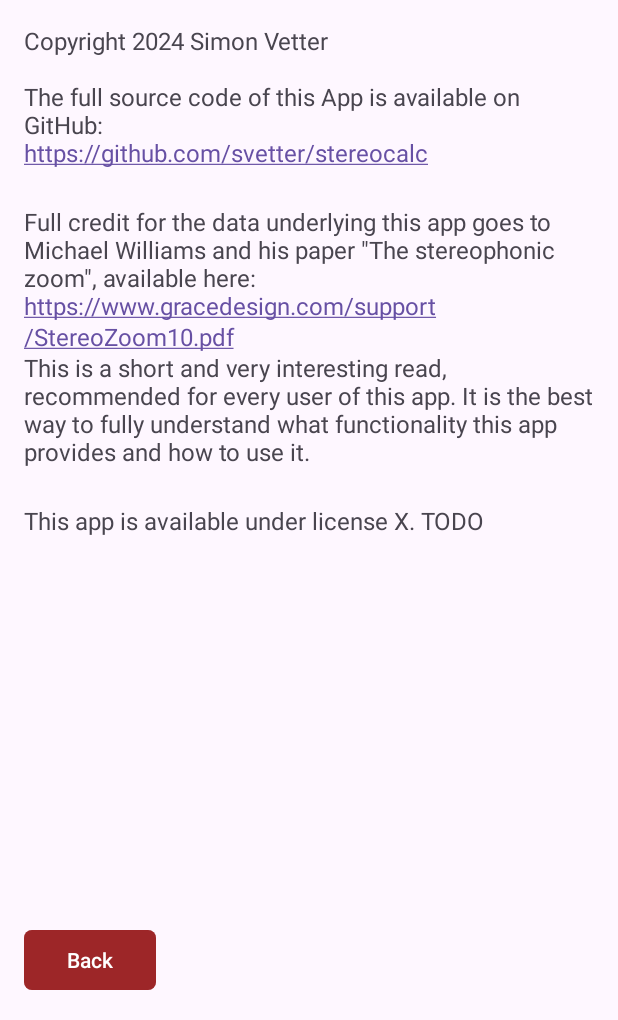
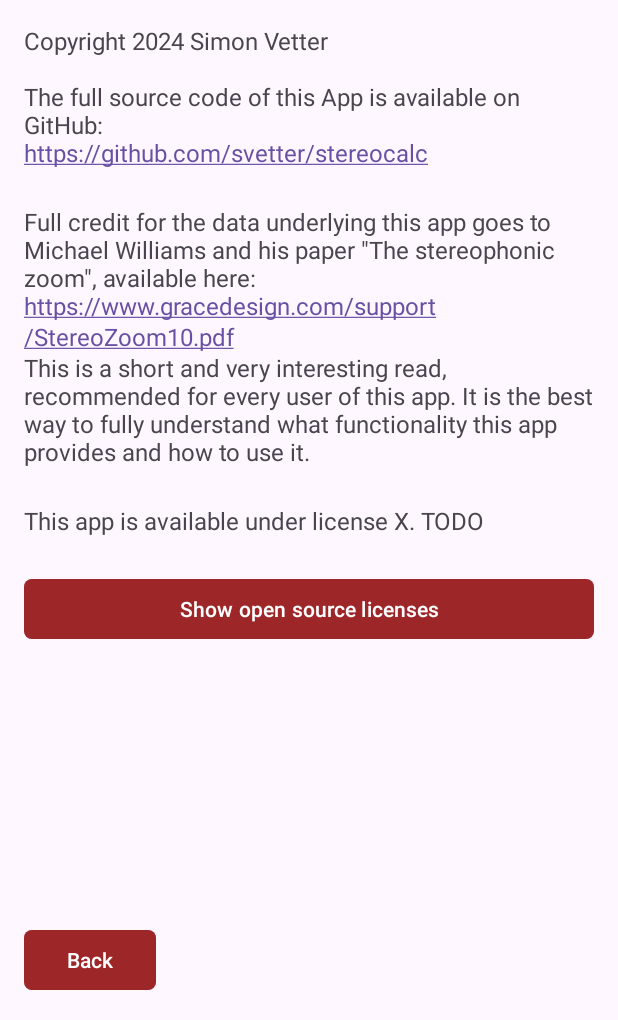
Before and after one commit to svetter/stereocalc, an Android app: the layout activity_about.xml on its own in the app's theme, with its tools: preview values and no code run, on a phone screen of 412 x 824 dp, the part 216-1236 px from its top. Run offline under Robolectric (Android 15) with nearby library versions, the phone set to English and light mode, and no system bars.

Commit message:
Add open source license list activity
Closes #16

```diff
--- a/app/build.gradle.kts
+++ b/app/build.gradle.kts
@@ -1,6 +1,7 @@
 plugins {
 	alias(libs.plugins.android.application)
 	alias(libs.plugins.jetbrains.kotlin.android)
+	id("com.google.android.gms.oss-licenses-plugin")
 }
 
 android {
@@ -24,6 +25,7 @@ android {
 				getDefaultProguardFile("proguard-android-optimize.txt"),
 				"proguard-rules.pro"
 			)
+			signingConfig = signingConfigs.getByName("debug")
 		}
 	}
 	compileOptions {
@@ -41,6 +43,7 @@ dependencies {
 	implementation(libs.material)
 	implementation(libs.androidx.activity)
 	implementation(libs.androidx.constraintlayout)
+	implementation(libs.play.services.oss.licenses)
 	testImplementation(libs.junit)
 	androidTestImplementation(libs.androidx.junit)
 	androidTestImplementation(libs.androidx.espresso.core)
--- a/app/src/main/AndroidManifest.xml
+++ b/app/src/main/AndroidManifest.xml
@@ -33,6 +33,12 @@
         android:name=".AboutActivity"
         android:exported="true">
     </activity>
+    <activity
+        android:name="com.google.android.gms.oss.licenses.OssLicensesMenuActivity">
+    </activity>
+    <activity
+        android:name="com.google.android.gms.oss.licenses.OssLicensesActivity">
+    </activity>
   </application>
 
 </manifest>
--- a/app/src/main/res/layout/activity_about.xml
+++ b/app/src/main/res/layout/activity_about.xml
@@ -99,6 +99,16 @@
           android:text="This app is available under license X. TODO"
           android:textSize="16sp" />
 
+      <Button
+          android:id="@+id/licensesButton"
+          android:layout_width="match_parent"
+          android:layout_height="wrap_content"
+          android:layout_marginTop="24dp"
+          android:backgroundTint="#9A8C0000"
+          android:text="Show open source licenses"
+          android:textColor="@color/white"
+          app:cornerRadius="5dp" />
+
     </LinearLayout>
   </ScrollView>
 
--- a/gradle/libs.versions.toml
+++ b/gradle/libs.versions.toml
@@ -9,6 +9,8 @@ appcompat = "1.7.0"
 material = "1.12.0"
 activity = "1.9.0"
 constraintlayout = "2.1.4"
+ossLicensesPlugin = "0.10.6"
+playServicesOssLicenses = "17.1.0"
 
 [libraries]
 androidx-core-ktx = { group = "androidx.core", name = "core-ktx", version.ref = "coreKtx" }
@@ -19,6 +21,8 @@ androidx-appcompat = { group = "androidx.appcompat", name = "appcompat", version
 material = { group = "com.google.android.material", name = "material", version.ref = "material" }
 androidx-activity = { group = "androidx.activity", name = "activity", version.ref = "activity" }
 androidx-constraintlayout = { group = "androidx.constraintlayout", name = "constraintlayout", version.ref = "constraintlayout" }
+oss-licenses-plugin = { module = "com.google.android.gms:oss-licenses-plugin", version.ref = "ossLicensesPlugin" }
+play-services-oss-licenses = { module = "com.google.android.gms:play-services-oss-licenses", version.ref = "playServicesOssLicenses" }
 
 [plugins]
 android-application = { id = "com.android.application", version.ref = "agp" }
```
Also changed, not shown: app/src/main/java/com/gmail/simetist/stereophoniccalculator/AboutActivity.kt (+10 -2 lines), build.gradle.kts (+9 -0 lines).
